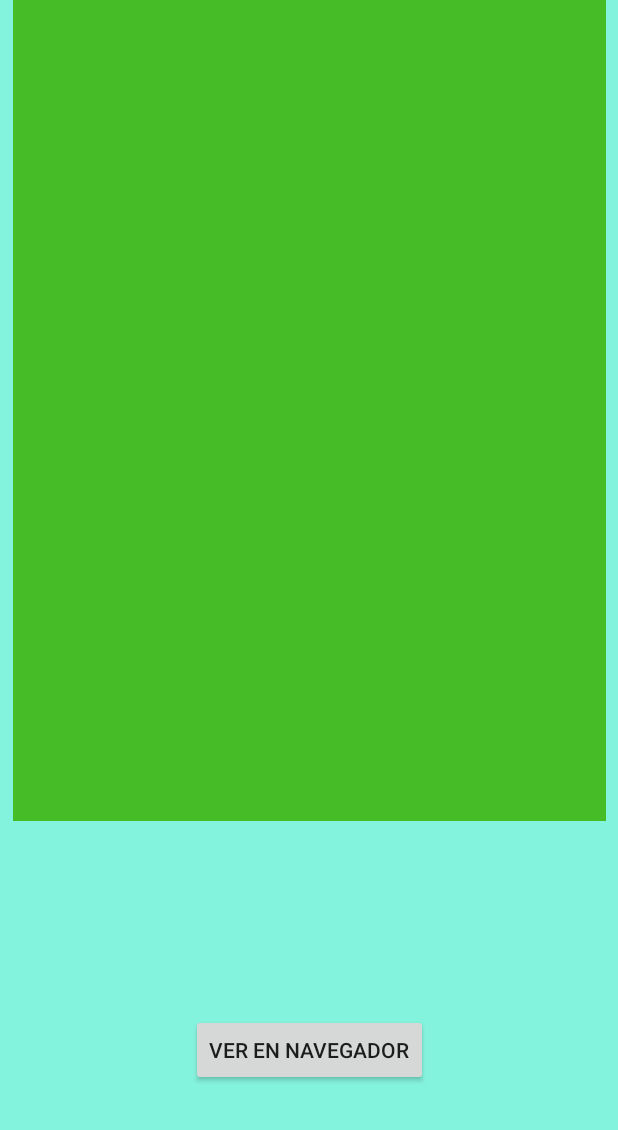
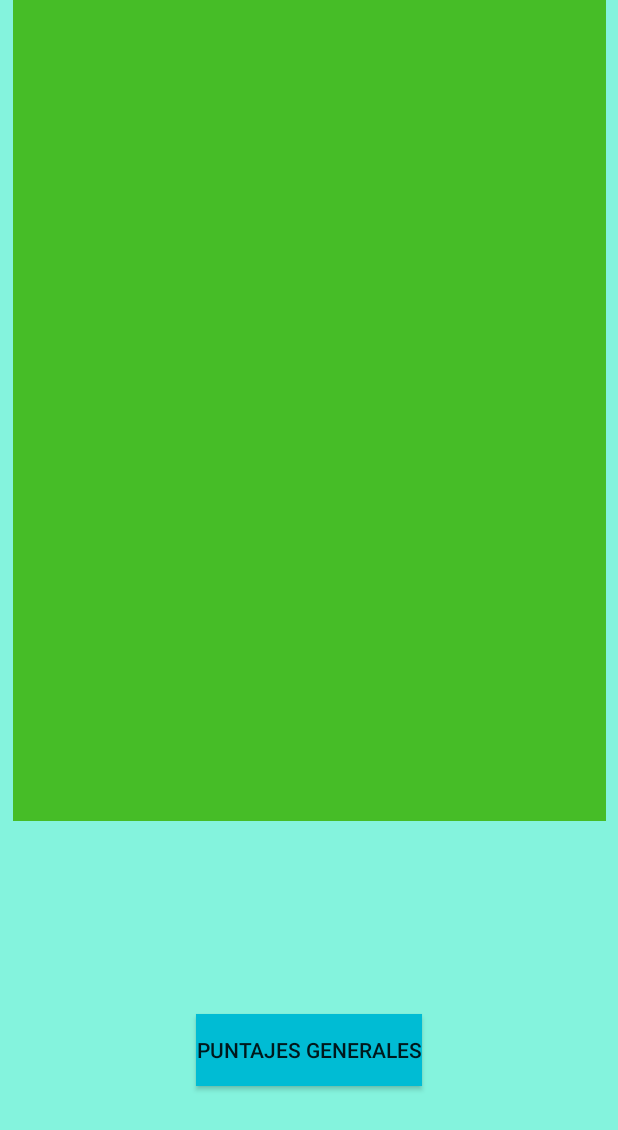
Before and after one commit to freddycra/Codea2_v2, an Android app: the layout activity_puntajes.xml on its own in the app's theme, with its tools: preview values and no code run, on a phone screen of 412 x 824 dp. Shown: the top 1130 px of the screen. Run offline under Robolectric (Android 15) with nearby library versions, the phone set to English and light mode, and no system bars.

Commit message:
Se muestran los puntajes del usuario

```diff
--- a/Codea2/app/src/main/res/layout/activity_puntajes.xml
+++ b/Codea2/app/src/main/res/layout/activity_puntajes.xml
@@ -23,7 +23,8 @@
         android:layout_height="wrap_content"
         android:layout_marginTop="36dp"
         android:layout_marginBottom="8dp"
-        android:text="Ver en Navegador"
+        android:background="#00BCD4"
+        android:text="Puntajes Generales"
         app:layout_constraintBottom_toBottomOf="parent"
         app:layout_constraintEnd_toEndOf="parent"
         app:layout_constraintHorizontal_bias="0.5"
```
Also changed, not shown: Codea2/app/src/main/java/com/example/codea2/Puntajes.java (+5 -3 lines).
